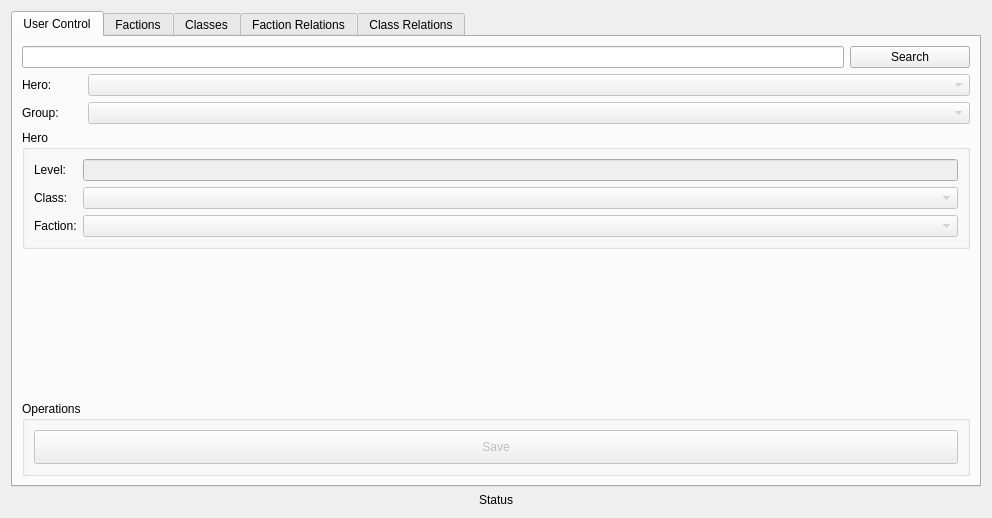
Old version of the form admincontrolform.ui in the repository SpaceWind/battle_progress_client.
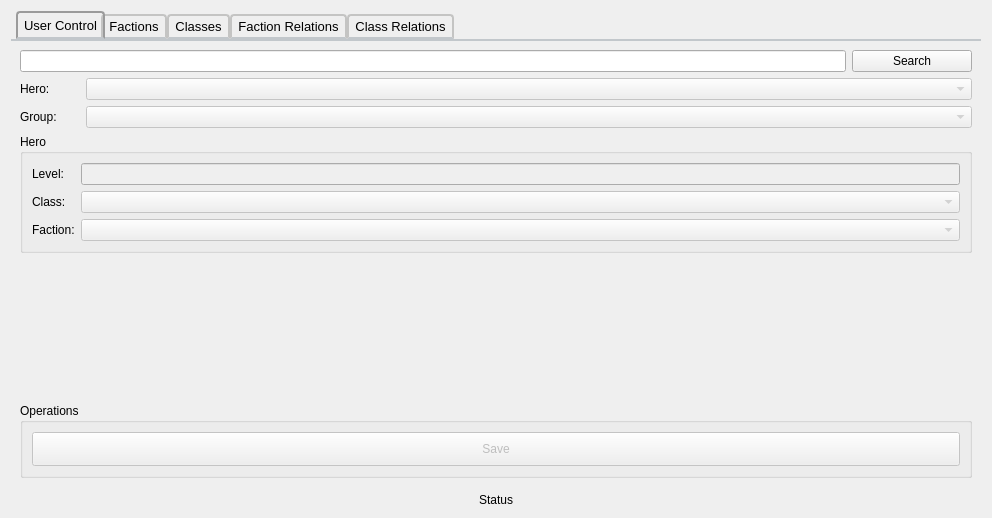
New version of the form. The open tabs and pages were chosen to show the change. Icons and pictures are not drawn.

```diff
--- a/admincontrolform.ui
+++ b/admincontrolform.ui
@@ -18,6 +18,77 @@
     <layout class="QHBoxLayout" name="horizontalLayout">
      <item>
       <widget class="QTabWidget" name="tabWidget">
+       <property name="font">
+        <font>
+         <pointsize>10</pointsize>
+        </font>
+       </property>
+       <property name="styleSheet">
+        <string notr="true"> QTabWidget::pane { /* The tab widget frame */
+     border-top: 2px solid #C2C7CB;
+ }
+
+ QTabWidget::tab-bar {
+     left: 5px; /* move to the right by 5px */
+ }
+
+ /* Style the tab using the tab sub-control. Note that
+     it reads QTabBar _not_ QTabWidget */
+ QTabBar::tab {
+     background: qlineargradient(x1: 0, y1: 0, x2: 0, y2: 1,
+                                 stop: 0 #E1E1E1, stop: 0.4 #DDDDDD,
+                                 stop: 0.5 #D8D8D8, stop: 1.0 #D3D3D3);
+     border: 2px solid #C4C4C3;
+     border-bottom-color: #C2C7CB; /* same as the pane color */
+     border-top-left-radius: 4px;
+     border-top-right-radius: 4px;
+     min-width: 28ex;
+     padding-left: 6px;
+     padding-right: 6px;
+     padding-top: 3px;
+     padding-bottom: 3px;
+ }
+
+ QTabBar::tab:selected {
+     background: qlineargradient(x1: 0, y1: 0, x2: 0, y2: 1,
+                                 stop: 0 #faffca, stop: 0.4 #ffffd4,
+                                 stop: 0.6 #e7f7e7, stop: 1.0 #fafffa);
+ }
+
+QTabBar::tab:hover {
+     background: qlineargradient(x1: 0, y1: 0, x2: 0, y2: 1,
+                                 stop: 0 #aaffaa, stop: 0.4 #ffffa4,
+                                 stop: 0.6 #ccffcc, stop: 1.0 #ddffdd);
+ }
+
+ QTabBar::tab:selected {
+     border-color: #9B9B9B;
+     border-bottom-color: #C2C7CB; /* same as pane color */
+ }
+
+ QTabBar::tab:!selected {
+     margin-top: 3px; /* make non-selected tabs look smaller */
+ }
+
+ /* make use of negative margins for overlapping tabs */
+ QTabBar::tab:selected {
+     /* expand/overlap to the left and right by 4px */
+     margin-left: -4px;
+     margin-right: -4px;
+ }
+
+ QTabBar::tab:first:selected {
+     margin-left: 0; /* the first selected tab has nothing to overlap with on the left */
+ }
+
+ QTabBar::tab:last:selected {
+     margin-right: 0; /* the last selected tab has nothing to overlap with on the right */
+ }
+
+ QTabBar::tab:only-one {
+     margin: 0; /* if there is only one tab, we don't want overlapping margins */
+ }</string>
+       </property>
        <property name="currentIndex">
         <number>2</number>
        </property>
```
Left out of the diff: 2 changed lines with no effect on the pictures.
